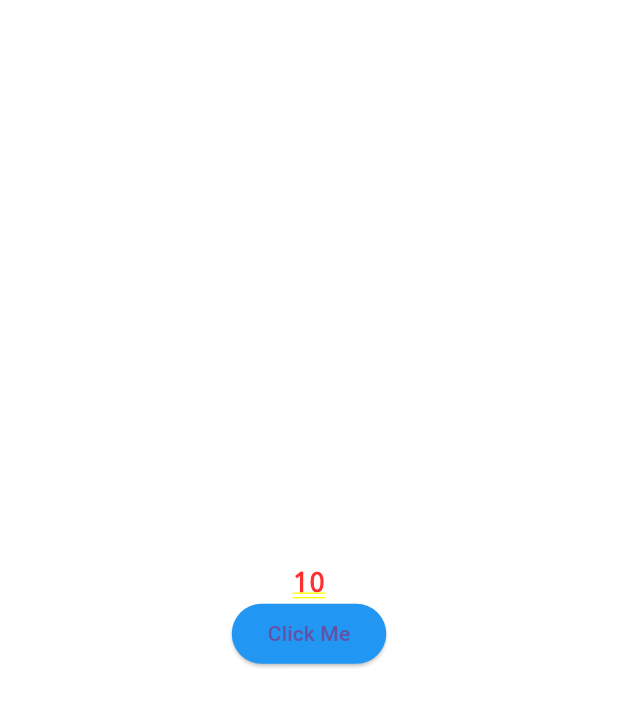
After one commit to HamzaAlwajeeh/Mobile-App-Level-Four, a Flutter app: the screen it shows after launch, on a phone screen of 412 x 824 dp. The commit adds this screen. Shown: the top 707 px of the screen. Run offline on Flutter 3.47's test engine with Material 3 defaults, Android fonts, the phone set to English and light mode, and no system bars.

Commit message:
Add provider home screen with custom widgets

```diff
--- /dev/null
+++ b/lib/Learning_Proder/screens/provider_home_screen.dart
@@ -0,0 +1,18 @@
+import 'package:flutter/material.dart';
+import 'package:mobile_app_level_four/Learning_Proder/widgets/custom_Text_widget.dart';
+import 'package:mobile_app_level_four/Learning_Proder/widgets/custom_button_widget.dart';
+
+class ProviderHomeScreen extends StatelessWidget {
+  const ProviderHomeScreen({super.key});
+
+  @override
+  Widget build(BuildContext context) {
+    return Column(
+      mainAxisAlignment: MainAxisAlignment.center,
+      children: [
+        CustomTextWidget(),
+        CustomButtonWidget(backgroundColor: Colors.blue, onPressed: () {}),
+      ],
+    );
+  }
+}
--- /dev/null
+++ b/lib/Learning_Proder/widgets/custom_Text_widget.dart
@@ -0,0 +1,10 @@
+import 'package:flutter/material.dart';
+
+class CustomTextWidget extends StatelessWidget {
+  const CustomTextWidget({super.key});
+
+  @override
+  Widget build(BuildContext context) {
+    return Text('10', style: TextStyle(fontSize: 18));
+  }
+}
--- /dev/null
+++ b/lib/Learning_Proder/widgets/custom_button_widget.dart
@@ -0,0 +1,19 @@
+import 'package:flutter/material.dart';
+
+class CustomButtonWidget extends StatelessWidget {
+  const CustomButtonWidget({
+    super.key,
+    this.onPressed,
+    required this.backgroundColor,
+  });
+  final void Function()? onPressed;
+  final Color backgroundColor;
+  @override
+  Widget build(BuildContext context) {
+    return ElevatedButton(
+      onPressed: onPressed,
+      style: ElevatedButton.styleFrom(backgroundColor: backgroundColor),
+      child: const Text('Click Me'),
+    );
+  }
+}
--- a/lib/main.dart
+++ b/lib/main.dart
@@ -1,5 +1,5 @@
 import 'package:flutter/material.dart';
-import 'package:mobile_app_level_four/Lab1/screens/lab1_home_screen.dart';
+import 'package:mobile_app_level_four/Learning_Proder/screens/provider_home_screen.dart';
 
 void main() {
   runApp(const MyApp());
@@ -13,7 +13,7 @@ class MyApp extends StatelessWidget {
     return MaterialApp(
       title: 'Level Four',
       debugShowCheckedModeBanner: false,
-      home: Lab1HomeScreen(),
+      home: ProviderHomeScreen(),
     );
   }
 }
```
